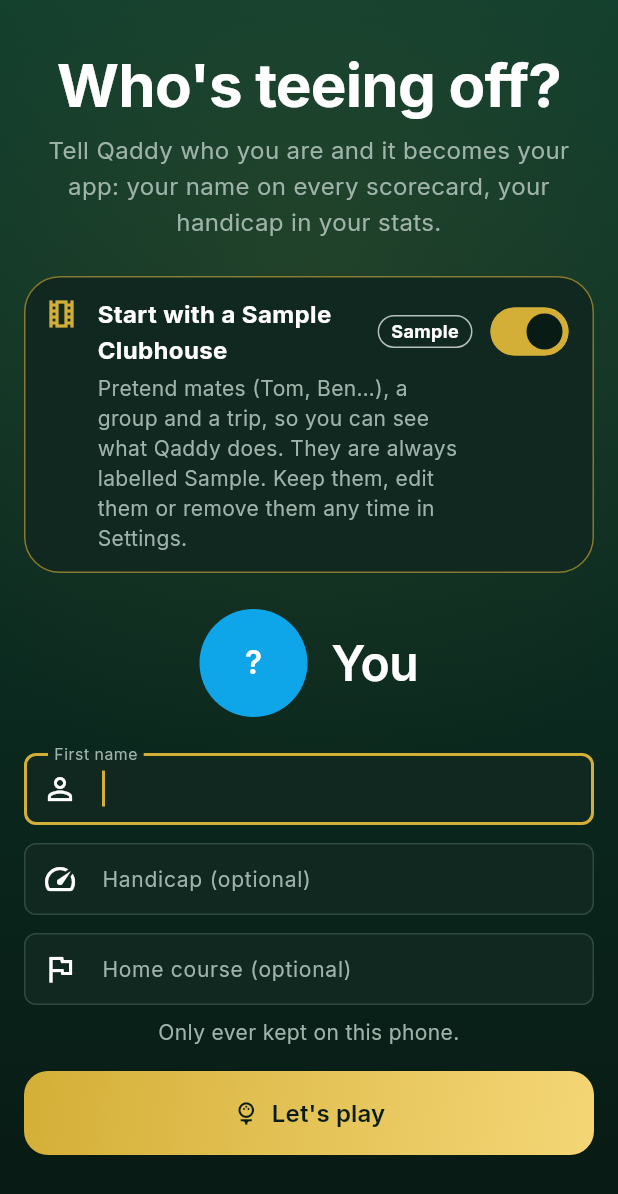
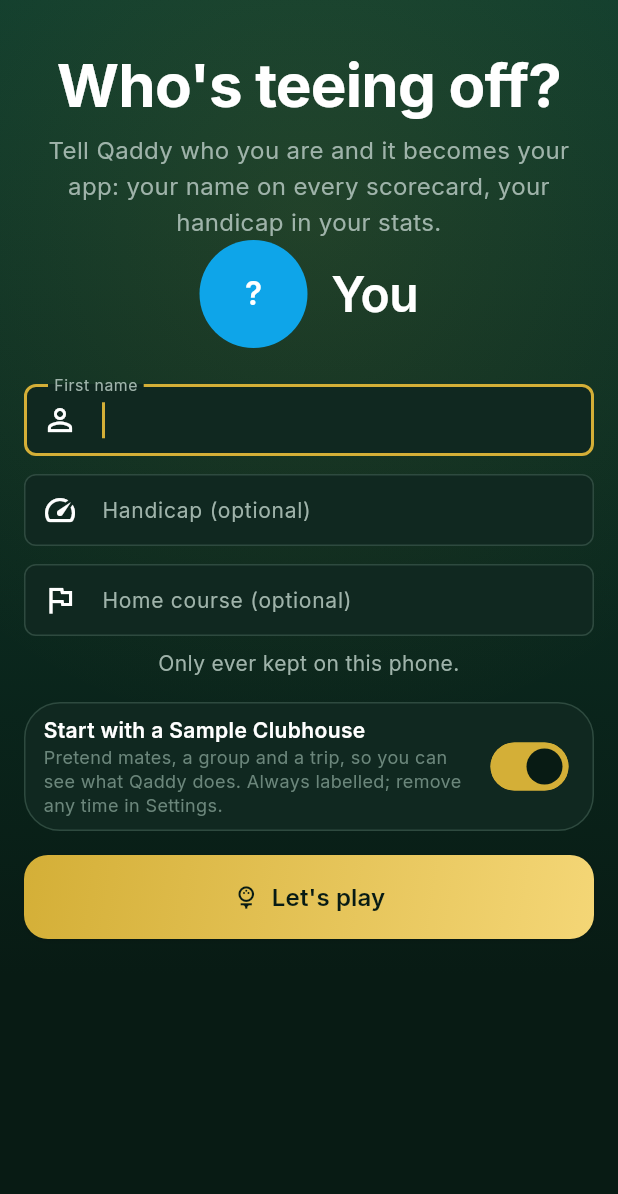
Before and after one commit to Tiamana03/Qaddy, a Flutter app: the GolferSetupScreen screen opened by its route, on a phone screen of 412 x 824 dp. Shown: the top 1194 px of the screen. Run offline on Flutter 3.47's test engine with Material 3 defaults, Android fonts, the phone set to English and light mode, and no system bars; our stand-ins replace flutter_riverpod, go_router, sentry_flutter, share_plus, shared_preferences, supabase_flutter; accounts and stored records are empty.

Commit message:
craft: setup leads with the name; fewer duplicates on Notifications, scorecard and Profile
- Setup: the Sample Clubhouse switch is a quiet row between the fields and the
  button, so the first thing a golfer does is say who they are.
- Notifications: no second headline repeating the app bar; the count lives on
  the section; 'You're all caught up' stays as the one reassurance.
- Scorecard: no one-row leaderboard for a solo golfer.
- Profile: 'Your world' appears once the golfer has made something of their own.

Co-Authored-By: Claude Sonnet 5.5 <noreply@anthropic.com>

```diff
--- a/lib/core/user/golfer_form.dart
+++ b/lib/core/user/golfer_form.dart
@@ -26,6 +26,7 @@ class GolferForm extends StatefulWidget {
     this.initial,
     this.autofocus = false,
     this.nameEditable = true,
+    this.beforeSubmit,
     super.key,
   });
 
@@ -44,6 +45,10 @@ class GolferForm extends StatefulWidget {
   /// Whether the name can be changed. Once the golfer's rounds are recorded
   /// under it, it cannot.
   final bool nameEditable;
+
+  /// Something quiet to show between the fields and the button (the setup
+  /// screen's Sample Clubhouse switch).
+  final Widget? beforeSubmit;
 
   @override
   State<GolferForm> createState() => _GolferFormState();
@@ -176,6 +181,10 @@ class _GolferFormState extends State<GolferForm> {
           textAlign: TextAlign.center,
           style: typography.small.copyWith(color: colours.textSecondary),
         ),
+        if (widget.beforeSubmit != null) ...<Widget>[
+          SizedBox(height: spacing.lg),
+          widget.beforeSubmit!,
+        ],
         SizedBox(height: spacing.lg),
         QaddyGoldButton(
           label: widget.submitLabel,
--- a/lib/features/authentication/ui/screens/golfer_setup_screen.dart
+++ b/lib/features/authentication/ui/screens/golfer_setup_screen.dart
@@ -19,7 +19,6 @@ import 'package:qaddy/core/user/golfer_controller.dart';
 import 'package:qaddy/core/user/golfer_form.dart';
 import 'package:qaddy/core/user/sample_clubhouse.dart';
 import 'package:qaddy/core/utils/haptics.dart';
-import 'package:qaddy/core/widgets/badges/sample_badge.dart';
 import 'package:qaddy/core/widgets/motion/qaddy_fade_slide_in.dart';
 import 'package:qaddy/features/authentication/ui/widgets/launch_scaffold.dart';
 import 'package:qaddy/features/community/state/friends_controller.dart';
@@ -55,7 +54,6 @@ class _GolferSetupScreenState extends ConsumerState<GolferSetupScreen> {
         builder: (context) {
           final theme = Theme.of(context);
           final colours = theme.extension<QaddyColours>()!;
-          final radius = theme.extension<QaddyRadius>()!;
           final spacing = theme.extension<QaddySpacing>()!;
           final typography = theme.extension<QaddyTypography>()!;
 
@@ -78,68 +76,14 @@ class _GolferSetupScreenState extends ConsumerState<GolferSetupScreen> {
                   textAlign: TextAlign.center,
                   style: typography.body.copyWith(color: colours.textSecondary),
                 ),
-                SizedBox(height: spacing.xl),
-                Container(
-                  padding: EdgeInsets.all(spacing.md),
-                  decoration: BoxDecoration(
-                    color: colours.surface1,
-                    borderRadius: BorderRadius.circular(radius.large),
-                    border: Border.all(
-                      color: _sample
-                          ? colours.gold.withValues(alpha: 0.6)
-                          : colours.border,
-                    ),
-                  ),
-                  child: Row(
-                    crossAxisAlignment: CrossAxisAlignment.start,
-                    children: <Widget>[
-                      Icon(Icons.theaters_outlined, color: colours.gold),
-                      SizedBox(width: spacing.md),
-                      Expanded(
-                        child: Column(
-                          crossAxisAlignment: CrossAxisAlignment.start,
-                          children: <Widget>[
-                            Row(
-                              children: <Widget>[
-                                Flexible(
-                                  child: Text(
-                                    'Start with a Sample Clubhouse',
-                                    style: typography.body.copyWith(
-                                      color: colours.textPrimary,
-                                      fontWeight: FontWeight.w700,
-                                    ),
-                                  ),
-                                ),
-                                SizedBox(width: spacing.sm),
-                                const SampleBadge(onGradient: true),
-                              ],
-                            ),
-                            SizedBox(height: spacing.xs),
-                            Text(
-                              'Pretend mates (Tom, Ben…), a group and a trip, '
-                              'so you can see what Qaddy does. They are always '
-                              'labelled Sample. Keep them, edit them or remove '
-                              'them any time in Settings.',
-                              style: typography.small.copyWith(
-                                color: colours.textSecondary,
-                              ),
-                            ),
-                          ],
-                        ),
-                      ),
-                      SizedBox(width: spacing.sm),
-                      Switch(
-                        value: _sample,
-                        onChanged: (value) => setState(() => _sample = value),
-                      ),
-                    ],
-                  ),
-                ),
-                SizedBox(height: spacing.xl),
                 GolferForm(
                   autofocus: true,
                   submitLabel: "Let's play",
                   onSubmit: _save,
+                  beforeSubmit: _SampleRow(
+                    value: _sample,
+                    onChanged: (value) => setState(() => _sample = value),
+                  ),
                 ),
                 SizedBox(height: spacing.xl),
               ]),
@@ -150,3 +94,60 @@ class _GolferSetupScreenState extends ConsumerState<GolferSetupScreen> {
     );
   }
 }
+
+/// The Sample Clubhouse choice: one quiet row between the fields and the
+/// button, so the first thing a golfer does is say who they are.
+class _SampleRow extends StatelessWidget {
+  const _SampleRow({required this.value, required this.onChanged});
+
+  final bool value;
+  final ValueChanged<bool> onChanged;
+
+  @override
+  Widget build(BuildContext context) {
+    final theme = Theme.of(context);
+    final colours = theme.extension<QaddyColours>()!;
+    final radius = theme.extension<QaddyRadius>()!;
+    final spacing = theme.extension<QaddySpacing>()!;
+    final typography = theme.extension<QaddyTypography>()!;
+
+    return Container(
+      padding: EdgeInsets.symmetric(
+        horizontal: spacing.md,
+        vertical: spacing.sm,
+      ),
+      decoration: BoxDecoration(
+        color: colours.surface1,
+        borderRadius: BorderRadius.circular(radius.large),
+        border: Border.all(color: colours.border),
+      ),
+      child: Row(
+        children: <Widget>[
+          Expanded(
+            child: Column(
+              crossAxisAlignment: CrossAxisAlignment.start,
+              children: <Widget>[
+                Text(
+                  'Start with a Sample Clubhouse',
+                  style: typography.small.copyWith(
+                    color: colours.textPrimary,
+                    fontWeight: FontWeight.w600,
+                  ),
+                ),
+                Text(
+                  'Pretend mates, a group and a trip, so you can see what '
+                  'Qaddy does. Always labelled; remove any time in Settings.',
+                  style: typography.caption.copyWith(
+                    color: colours.textTertiary,
+                  ),
+                ),
+              ],
+            ),
+          ),
+          SizedBox(width: spacing.sm),
+          Switch(value: value, onChanged: onChanged),
+        ],
+      ),
+    );
+  }
+}
--- a/lib/features/profile/ui/screens/profile_screen.dart
+++ b/lib/features/profile/ui/screens/profile_screen.dart
@@ -108,6 +108,9 @@ class ProfileScreen extends ConsumerWidget {
             QaddySectionHeading(title: 'Achievements', badge: earned),
             SizedBox(height: spacing.md),
             AchievementShelf(achievements: achievements),
+            // Only once the golfer has made something of their own: a row of
+            // zeros (and someone else's sample numbers) says nothing.
+            if (allTrips.length - sampleTrips > 0) ...<Widget>[
               SizedBox(height: spacing.sectionGap),
               const QaddySectionHeading(title: 'Your world'),
               SizedBox(height: spacing.md),
@@ -117,6 +120,7 @@ class ProfileScreen extends ConsumerWidget {
                 trips: allTrips.length - sampleTrips,
                 sampleTrips: sampleTrips,
               ),
+            ],
             if (stats != null && stats.rivals.isNotEmpty) ...<Widget>[
               SizedBox(height: spacing.sectionGap),
               const QaddySectionHeading(title: 'Your playing partners'),
--- a/lib/features/rounds/ui/screens/live_scorecard_screen.dart
+++ b/lib/features/rounds/ui/screens/live_scorecard_screen.dart
@@ -187,7 +187,8 @@ class _LiveScorecardScreenState extends ConsumerState<LiveScorecardScreen> {
                     onBigMoment: () => setState(() => _burst++),
                   ),
                 ],
-                if (round.holesPlayed > 0) ...<Widget>[
+                if (round.holesPlayed > 0 &&
+                    round.players.length > 1) ...<Widget>[
                   SizedBox(height: spacing.sectionGap),
                   QaddyFadeSlideIn(
                     child: StandingsPreview(
```
Also changed, not shown: lib/features/notifications/ui/screens/notifications_screen.dart (+6 -20 lines), 4 other files. Lines whose indentation alone changed are shown as unchanged.
